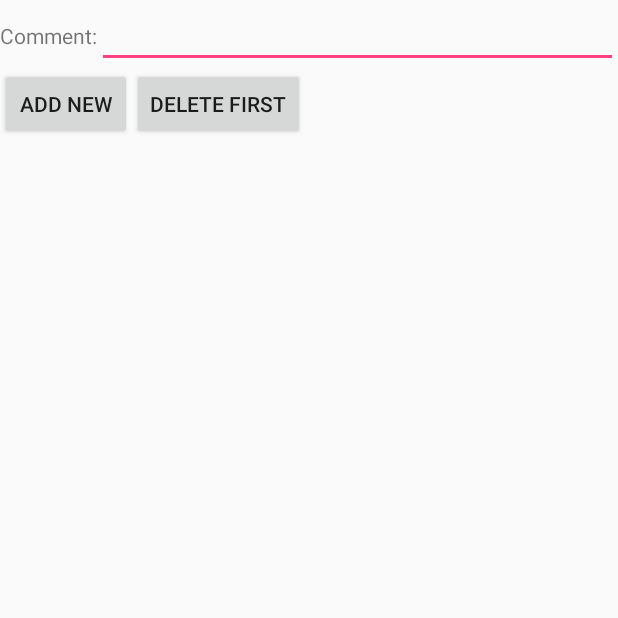
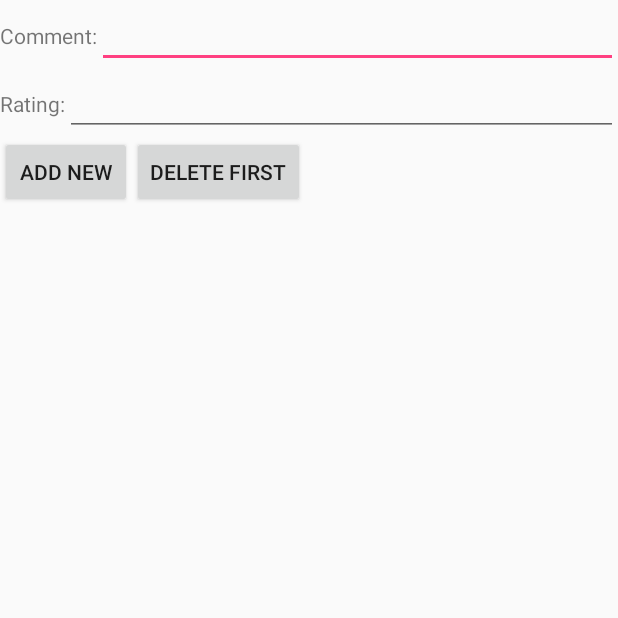
Before and after one commit to astalvig/U10Vogella, an Android app: the screen it shows after launch (TestDatabaseActivity), on a phone screen of 412 x 824 dp, the top half of it. Run offline under Robolectric (Android 15) with nearby library versions, the phone set to English and light mode, and no system bars.

Commit message:
update 2

```diff
--- a/app/src/main/java/com/ebookfrenzy/u10vogella/CommentsDataSource.java
+++ b/app/src/main/java/com/ebookfrenzy/u10vogella/CommentsDataSource.java
@@ -32,9 +32,10 @@ public class CommentsDataSource {
         dbHelper.close();
     }
 
-    public Comment createComment(String comment) {
+    public Comment createComment(String comment, String rating) {
         ContentValues values = new ContentValues();
         values.put(MySQLiteHelper.COLUMN_COMMENT, comment);
+        values.put(MySQLiteHelper.COLUMN_RATING, rating);
         long insertId = database.insert(MySQLiteHelper.TABLE_COMMENTS, null,
                 values);
         Cursor cursor = database.query(MySQLiteHelper.TABLE_COMMENTS,
@@ -57,7 +58,7 @@ public class CommentsDataSource {
         List<Comment> comments = new ArrayList<Comment>();
 
         Cursor cursor = database.query(MySQLiteHelper.TABLE_COMMENTS,
-                allColumns, null, null, null, null, null);
+                null, null, null, null, null, null);
 
         cursor.moveToFirst();
         while (!cursor.isAfterLast()) {
@@ -74,6 +75,7 @@ public class CommentsDataSource {
         Comment comment = new Comment();
         comment.setId(cursor.getLong(0));
         comment.setComment(cursor.getString(1));
+        comment.setRating(cursor.getString( cursor.getColumnIndex(MySQLiteHelper.COLUMN_RATING)));
         return comment;
     }
 }
--- a/app/src/main/java/com/ebookfrenzy/u10vogella/MySQLiteHelper.java
+++ b/app/src/main/java/com/ebookfrenzy/u10vogella/MySQLiteHelper.java
@@ -13,15 +13,16 @@ public class MySQLiteHelper extends SQLiteOpenHelper {
     public static final String TABLE_COMMENTS = "comments";
     public static final String COLUMN_ID = "_id";
     public static final String COLUMN_COMMENT = "comment";
+    public static final String COLUMN_RATING = "rating";
 
     private static final String DATABASE_NAME = "commments.db";
-    private static final int DATABASE_VERSION = 1;
+    private static final int DATABASE_VERSION = 2;
 
     // Database creation sql statement
     private static final String DATABASE_CREATE = "create table "
             + TABLE_COMMENTS + "(" + COLUMN_ID
             + " integer primary key autoincrement, " + COLUMN_COMMENT
-            + " text not null);";
+            + " text not null, " + COLUMN_RATING + "text not null);";
 
     public MySQLiteHelper(Context context) {
         super(context, DATABASE_NAME, null, DATABASE_VERSION);
--- a/app/src/main/java/com/ebookfrenzy/u10vogella/TestDatabaseActivity.java
+++ b/app/src/main/java/com/ebookfrenzy/u10vogella/TestDatabaseActivity.java
@@ -1,16 +1,18 @@
 package com.ebookfrenzy.u10vogella;
-
-import java.util.List;
-import java.util.Random;
 
 import android.app.ListActivity;
 import android.os.Bundle;
 import android.view.View;
+import android.widget.AdapterView;
 import android.widget.ArrayAdapter;
 import android.widget.EditText;
+import android.widget.ListView;
+
+import java.util.List;
 
 public class TestDatabaseActivity extends ListActivity {
     private CommentsDataSource datasource;
+    private int listPosition = 0;
 
     @Override
     public void onCreate(Bundle savedInstanceState) {
@@ -27,7 +29,20 @@ public class TestDatabaseActivity extends ListActivity {
         ArrayAdapter<Comment> adapter = new ArrayAdapter<Comment>(this,
                 android.R.layout.simple_list_item_1, values);
         setListAdapter(adapter);
-    }
+
+    // need to grab the list item click so we remember what item is selected
+    ListView lv = (ListView) findViewById(android.R.id.list);
+    lv.setOnItemClickListener(new AdapterView.OnItemClickListener() {
+        @Override
+        public void onItemClick(AdapterView<?> arg0, View arg1, int position,
+                                long arg3) {
+            listPosition = position;
+            //Toast.makeText(SuggestionActivity.this, "" + position, Toast.LENGTH_SHORT).show();
+        }
+    });
+
+}
+
 
     // Will be called via the onClick attribute
     // of the buttons in main.xml
@@ -41,19 +56,25 @@ public class TestDatabaseActivity extends ListActivity {
                 //int nextInt = new Random().nextInt(3);
                 // save the new comment to the database
                 EditText textComment = (EditText) findViewById(R.id.editTextComment);
-                comment = datasource.createComment(textComment.getText().toString());
+                EditText textRating = (EditText) findViewById(R.id.editTextRating);
+                comment = datasource.createComment(textComment.getText().toString(), textRating.getText().toString());
                 adapter.add(comment);
                 break;
             case R.id.delete:
-                if (getListAdapter().getCount() > 0) {
-                    comment = (Comment) getListAdapter().getItem(0);
+//                if (getListAdapter().getCount() > 0) {
+//                    comment = (Comment) getListAdapter().getItem(0);
+//                    datasource.deleteComment(comment);
+//                    adapter.remove(comment);
+//                }
+                // The selected item position is stored in the variable listPosition by the onItemClick listener
+                if (adapter.getCount() > listPosition) {
+                    comment = (Comment) getListAdapter().getItem(listPosition);
                     datasource.deleteComment(comment);
                     adapter.remove(comment);
-                }
                 break;
         }
         adapter.notifyDataSetChanged();
-    }
+    }}
 
     @Override
     protected void onResume() {
--- a/app/src/main/res/layout/activity_test_database.xml
+++ b/app/src/main/res/layout/activity_test_database.xml
@@ -13,13 +13,32 @@
         <TextView
             android:layout_width="wrap_content"
             android:layout_height="wrap_content"
-            android:text="Comment:"
+            android:text="@string/Comment"
             android:id="@+id/textView" />
 
         <EditText
+            android:layout_width="0dp"
+            android:layout_height="wrap_content"
+            android:id="@+id/editTextComment"
+            android:layout_weight="1" />
+    </LinearLayout>
+
+    <LinearLayout
+        android:orientation="horizontal"
+        android:layout_width="match_parent"
+        android:layout_height="wrap_content"
+        android:layout_gravity="center_horizontal">
+
+        <TextView
             android:layout_width="wrap_content"
             android:layout_height="wrap_content"
-            android:id="@+id/editTextComment"
+            android:text="@string/Rating"
+            android:id="@+id/textView2" />
+
+        <EditText
+            android:layout_width="0dp"
+            android:layout_height="wrap_content"
+            android:id="@+id/editTextRating"
             android:layout_weight="1" />
     </LinearLayout>
 
@@ -32,14 +51,14 @@
             android:id="@+id/add"
             android:layout_width="wrap_content"
             android:layout_height="wrap_content"
-            android:text="Add New"
+            android:text="@string/AddNewBtn"
             android:onClick="onClick"/>
 
         <Button
             android:id="@+id/delete"
             android:layout_width="wrap_content"
             android:layout_height="wrap_content"
-            android:text="Delete First"
+            android:text="@string/DeleteBtn"
             android:onClick="onClick"/>
 
     </LinearLayout>
--- a/app/src/main/res/values/strings.xml
+++ b/app/src/main/res/values/strings.xml
@@ -1,4 +1,8 @@
 <resources>
     <string name="app_name">U10Vogella</string>
     <string name="action_settings">Settings</string>
+    <string name="Rating">Rating:</string>
+    <string name="AddNewBtn">Add New</string>
+    <string name="DeleteBtn">Delete First</string>
+    <string name="Comment">Comment:</string>
 </resources>
```
Also changed, not shown: app/src/main/java/com/ebookfrenzy/u10vogella/Comment.java (+10 -1 lines).
